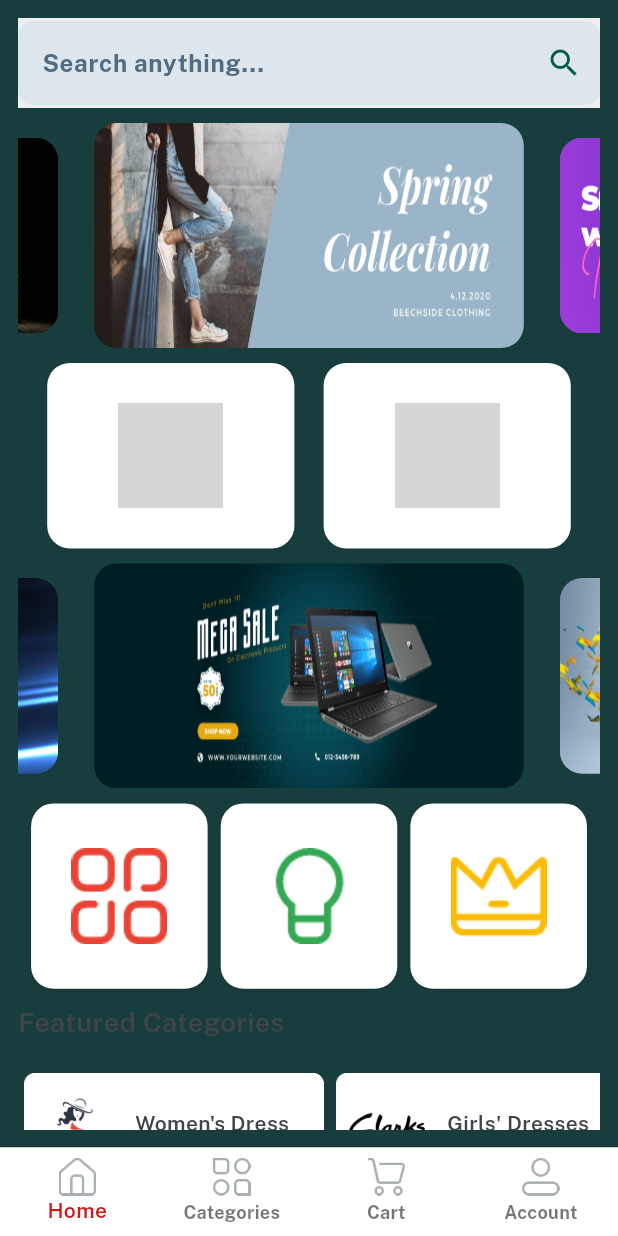
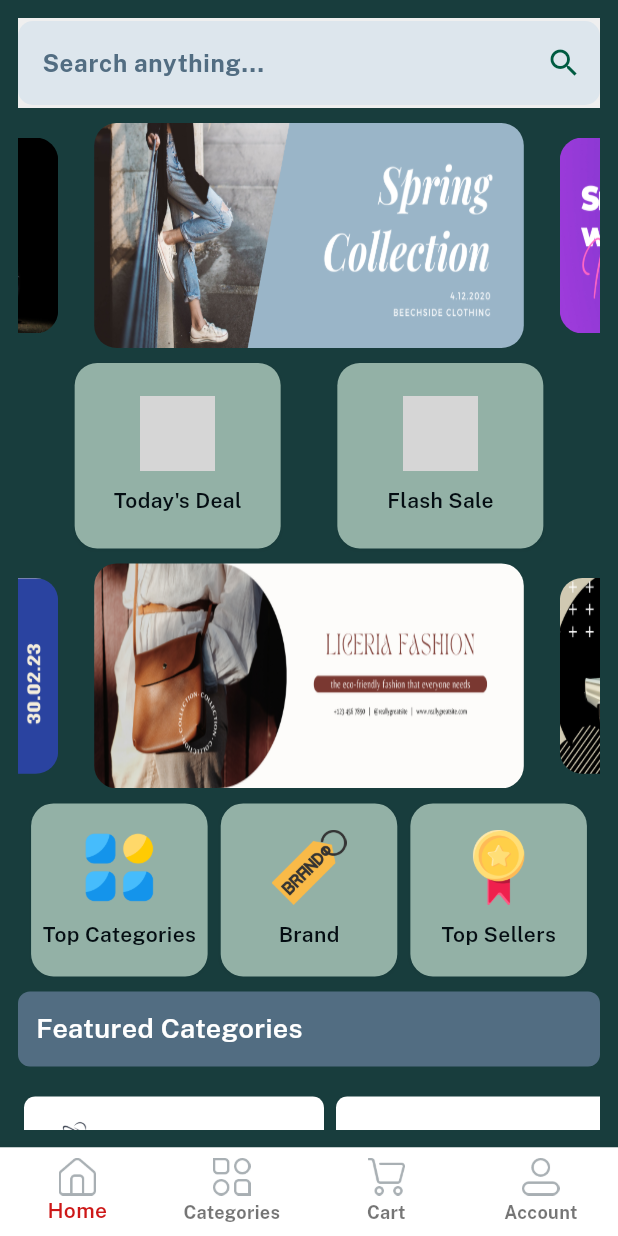
Before and after one commit to Navid-Rahman/Daraz-Clone-Firebase-App, a Flutter app: the screen it shows once a user with an empty profile is signed in, on a phone screen of 412 x 824 dp. Run offline on Flutter 3.47's test engine with Material 3 defaults, Android fonts, the phone set to English and light mode, and no system bars; drawn by our look-alikes of velocity_x; our stand-ins replace cloud_firestore, firebase_auth, firebase_core, firebase_storage, get, image_picker; accounts and stored records are empty; grey boxes are pictures that could not be loaded.

Commit message:
Home screen UI Updated

```diff
--- a/lib/constants/images.dart
+++ b/lib/constants/images.dart
@@ -115,10 +115,10 @@ const imgS9 = "assets/images/s9.jpg";
 const imgS10 = "assets/images/s10.jpg";
 const imgS11 = "assets/images/s11.jpg";
 const imgS12 = "assets/images/s12.jpg";
-const imgSs1 = "assets/images/ss1.jpg";
-const imgSs2 = "assets/images/ss2.jpg";
-const imgSs3 = "assets/images/ss3.jpg";
-const imgSs4 = "assets/images/ss4.jpg";
+const imgSs1 = "assets/images/ss1.png";
+const imgSs2 = "assets/images/ss2.png";
+const imgSs3 = "assets/images/ss3.png";
+const imgSs4 = "assets/images/ss4.png";
 const imgSave = "assets/images/save.png";
 const imgSlider1 = "assets/images/slider_1.png";
 const imgSlider2 = "assets/images/slider_2.png";
--- a/lib/presentation/home_screen/home_screen.dart
+++ b/lib/presentation/home_screen/home_screen.dart
@@ -92,10 +92,9 @@ class HomeScreen extends StatelessWidget {
                         2,
                         (index) => homeButtons(
                           icon: index == 0 ? icTodaysDeal : icFlashDeal,
-                          //title: index == 0 ? todaysDeal : flashSale,
+                          title: index == 0 ? todaysDeal : flashSale,
                           height: context.screenHeight * 0.15,
-                          width: context.screenWidth / 2.5,
-
+                          width: context.screenWidth / 3,
                           //onPressed: () {},
                         ),
                       ),
@@ -145,21 +144,30 @@ class HomeScreen extends StatelessWidget {
                               : index == 1
                                   ? brand
                                   : topSellers,
-                                height: context.screenHeight * 0.15,
+                          height: context.screenHeight * 0.14,
                           width: context.screenWidth / 3.5,
-                              )),
+                        ),
+                      ),
                     ),
 
                     10.heightBox,
 
                     /// Featured Categories
-                    Align(
+                    Container(
+                      padding: const EdgeInsets.all(12),
+                      width: context.screenWidth,
+                      decoration: BoxDecoration(
+                        color: palettesEight,
+                        borderRadius: BorderRadius.circular(8),
+                      ),
+                      child: Align(
                         alignment: Alignment.centerLeft,
                         child: featuredCategories.text
-                          .color(darkFontGrey)
+                            .color(whiteColor)
                             .size(18)
                             .fontFamily(semibold)
                             .make(),
+                      ),
                     ),
 
                     20.heightBox,
@@ -192,7 +200,7 @@ class HomeScreen extends StatelessWidget {
                       padding: const EdgeInsets.all(12),
                       width: context.screenWidth,
                       decoration: BoxDecoration(
-                        color: redColor,
+                        color: palettesFour,
                         borderRadius: BorderRadius.circular(8),
                       ),
                       child: Column(
@@ -213,7 +221,7 @@ class HomeScreen extends StatelessWidget {
                                   return const Center(
                                     child: CircularProgressIndicator(
                                       valueColor:
-                                          AlwaysStoppedAnimation(redColor),
+                                          AlwaysStoppedAnimation(palettesFour),
                                     ),
                                   );
                                 } else if (snapshot.data!.docs.isEmpty) {
@@ -242,14 +250,14 @@ class HomeScreen extends StatelessWidget {
                                           10.heightBox,
                                           "${featuredProductsData[index]['p_name']}"
                                               .text
-                                              .color(darkFontGrey)
+                                              .color(palettesTen)
                                               .fontFamily(semibold)
                                               .make(),
                                           10.heightBox,
                                           "${featuredProductsData[index]['p_price']}"
                                               .numCurrency
                                               .text
-                                              .color(redColor)
+                                              .color(palettesSix)
                                               .fontFamily(semibold)
                                               .make(),
                                         ],
@@ -260,7 +268,7 @@ class HomeScreen extends StatelessWidget {
                                                 horizontal: 4),
                                           )
                                           .rounded
-                                          .white
+                                          .color(palettesEight)
                                           .padding(const EdgeInsets.all(8))
                                           .make()
                                           .onTap(
@@ -312,14 +320,22 @@ class HomeScreen extends StatelessWidget {
                     /// All Products Section
                     20.heightBox,
 
-                    Align(
+                    Container(
+                      padding: const EdgeInsets.all(12),
+                      width: context.screenWidth,
+                      decoration: BoxDecoration(
+                        color: palettesEight,
+                        borderRadius: BorderRadius.circular(8),
+                      ),
+                      child: Align(
                         alignment: Alignment.centerLeft,
                         child: "All Products"
                             .text
-                          .color(darkFontGrey)
+                            .color(whiteColor)
                             .size(18)
                             .fontFamily(bold)
                             .make(),
+                      ),
                     ),
 
                     20.heightBox,
@@ -361,19 +377,19 @@ class HomeScreen extends StatelessWidget {
                                     const Spacer(),
                                     "${allProductsData[index]['p_name']}"
                                         .text
-                                        .color(darkFontGrey)
+                                        .color(palettesTen)
                                         .fontFamily(semibold)
                                         .make(),
                                     10.heightBox,
                                     "${allProductsData[index]['p_price']}"
                                         .text
-                                        .color(redColor)
+                                        .color(palettesSix)
                                         .fontFamily(semibold)
                                         .make(),
                                   ],
                                 )
                                     .box
-                                    .white
+                                    .color(palettesEight)
                                     .rounded
                                     .margin(
                                       const EdgeInsets.symmetric(horizontal: 4),
--- a/lib/utils/widgets/home_buttons.dart
+++ b/lib/utils/widgets/home_buttons.dart
@@ -6,18 +6,16 @@ Widget homeButtons({
   height,
   width,
   //onPressed,
-  context,
 }) {
   return Column(
     mainAxisAlignment: MainAxisAlignment.center,
     children: [
       Image.asset(
         icon,
-        height: 70,
-        width: 70,
+        width: 50,
       ),
-      // 10.heightBox,
-      // title!.text.fontFamily(semibold).color(darkFontGrey).make()
+      10.heightBox,
+      title!.text.fontFamily(semibold).color(palettesOne).make()
     ],
-  ).box.rounded.white.size(width, height).shadowSm.make();
+  ).box.rounded.color(palettesFour).size(width, height).shadowSm.make();
 }
```
Also changed, not shown: assets/icons/brands.png, assets/icons/top_categories.png, assets/icons/top_sellers.png, assets/images/ss1.jpg (deleted), assets/images/ss1.png (added), assets/images/ss2.jpg (deleted), assets/images/ss2.png (added), assets/images/ss3.jpg (deleted), assets/images/ss3.png (added), assets/images/ss4.jpg (deleted), assets/images/ss4.png (added). Lines whose indentation alone changed are shown as unchanged.
